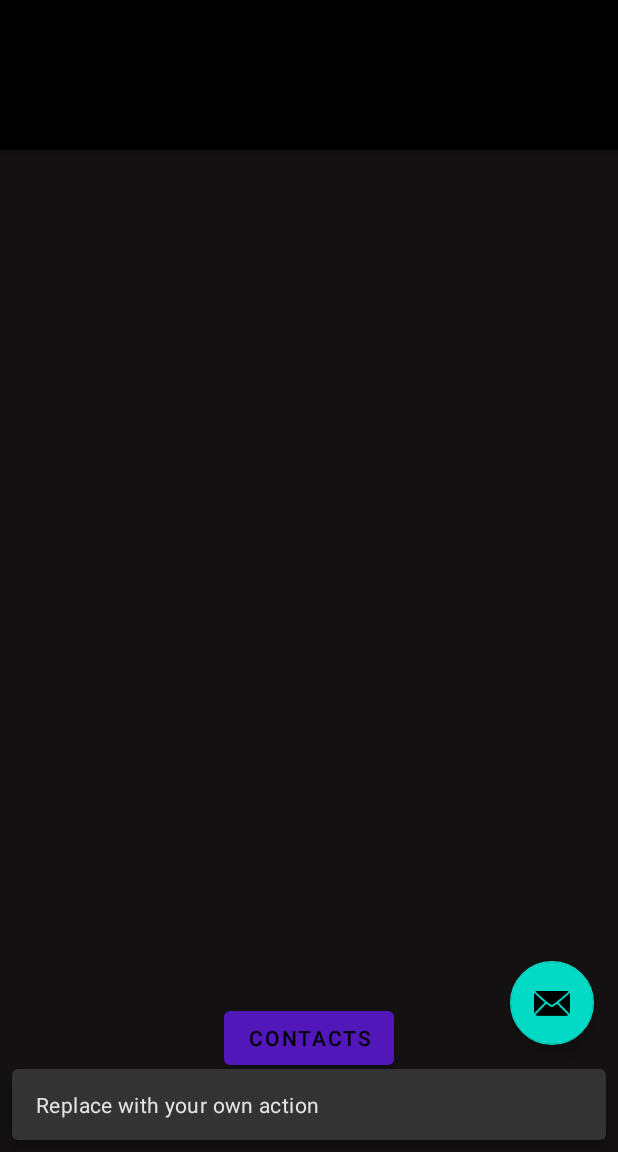
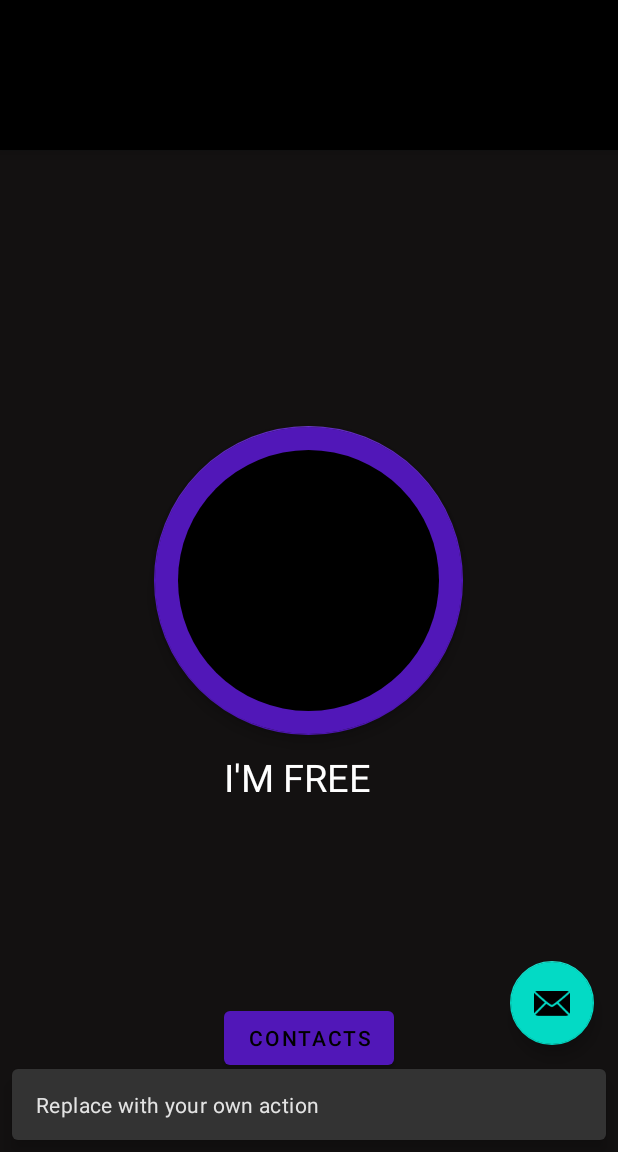
Before and after one commit to kevinwto/PassingPeriod, an Android app: the screen it shows after launch (MainActivity), after a tap on an icon or button, on a phone screen of 412 x 824 dp, the part 84-1236 px from its top. Run offline under Robolectric (Android 15) with nearby library versions, the phone set to English and light mode, and no system bars.

Commit message:
new page for bump

```diff
--- a/app/build.gradle
+++ b/app/build.gradle
@@ -35,6 +35,7 @@ dependencies {
     implementation 'androidx.constraintlayout:constraintlayout:1.1.3'
     implementation 'androidx.navigation:navigation-fragment:2.2.2'
     implementation 'androidx.navigation:navigation-ui:2.2.2'
+    implementation 'androidx.legacy:legacy-support-v4:1.0.0'
     testImplementation 'junit:junit:4.+'
     androidTestImplementation 'androidx.test.ext:junit:1.1.1'
     androidTestImplementation 'androidx.test.espresso:espresso-core:3.2.0'
--- a/app/src/main/java/com/example/passingperiod/FirstFragment.java
+++ b/app/src/main/java/com/example/passingperiod/FirstFragment.java
@@ -30,5 +30,16 @@ public class FirstFragment extends Fragment {
                         .navigate(R.id.action_FirstFragment_to_SecondFragment);
             }
         });
+
+        view.findViewById(R.id.im_free).setOnClickListener(new View.OnClickListener() {
+            @Override
+            public void onClick(View view) {
+                NavHostFragment.findNavController(FirstFragment.this)
+                        .navigate(R.id.action_FirstFragment_to_freeFragment);
+            }
+        });
     }
+
+
+
 }
--- a/app/src/main/res/layout/fragment_first.xml
+++ b/app/src/main/res/layout/fragment_first.xml
@@ -34,8 +34,8 @@
         android:textSize="40sp"
         app:layout_anchor="@+id/appbar"
         app:layout_anchorGravity="center"
-        app:layout_constraintEnd_toEndOf="parent"
-        app:layout_constraintStart_toStartOf="parent"
+        app:layout_constraintEnd_toEndOf="@+id/appbar"
+        app:layout_constraintStart_toStartOf="@+id/appbar"
         app:layout_constraintTop_toTopOf="parent" />
 
     <Button
@@ -51,6 +51,38 @@
         app:layout_constraintEnd_toEndOf="parent"
         app:layout_constraintStart_toStartOf="parent" />
 
+    <com.google.android.material.floatingactionbutton.FloatingActionButton
+        android:id="@+id/im_free"
+        android:layout_width="206dp"
+        android:layout_height="277dp"
+        android:layout_marginTop="184dp"
+        android:clickable="true"
+        android:src="@drawable/round_button"
+        app:backgroundTint="#5117b8"
+        app:backgroundTintMode="add"
+        app:layout_constraintEnd_toEndOf="parent"
+        app:layout_constraintHorizontal_bias="0.497"
+        app:layout_constraintStart_toStartOf="parent"
+        app:layout_constraintTop_toBottomOf="@+id/appbar"
+        android:contentDescription="TODO" />
+
+    <TextView
+        android:id="@+id/textView4"
+        android:layout_width="122dp"
+        android:layout_height="55dp"
+        android:layout_marginTop="268dp"
+        android:text="@string/i_m_free"
+        android:textColor="#FFFFFF"
+        android:textColorHint="#FFFFFF"
+        android:textSize="25sp"
+        app:layout_constraintBottom_toBottomOf="parent"
+        app:layout_constraintEnd_toEndOf="@+id/im_free"
+        app:layout_constraintHorizontal_bias="0.559"
+        app:layout_constraintStart_toStartOf="@+id/im_free"
+        app:layout_constraintTop_toTopOf="parent"
+        app:layout_constraintVertical_bias="0.523"
+        tools:text="I'M FREE" />
+
     "
 
 </androidx.constraintlayout.widget.ConstraintLayout>
--- a/app/src/main/res/navigation/nav_graph.xml
+++ b/app/src/main/res/navigation/nav_graph.xml
@@ -14,6 +14,9 @@
         <action
             android:id="@+id/action_FirstFragment_to_SecondFragment"
             app:destination="@id/SecondFragment" />
+        <action
+            android:id="@+id/action_FirstFragment_to_freeFragment"
+            app:destination="@id/freeFragment" />
     </fragment>
     <fragment
         android:id="@+id/SecondFragment"
@@ -25,4 +28,9 @@
             android:id="@+id/action_SecondFragment_to_FirstFragment"
             app:destination="@id/FirstFragment" />
     </fragment>
+    <fragment
+        android:id="@+id/freeFragment"
+        android:name="com.example.passingperiod.FreeFragment"
+        android:label="fragment_free"
+        tools:layout="@layout/fragment_free" />
 </navigation>
--- a/app/src/main/res/values/strings.xml
+++ b/app/src/main/res/values/strings.xml
@@ -11,4 +11,7 @@
     <string name="hello_second_fragment">Hello second fragment. Arg: %1$s</string>
     <string name="passing">Passing .</string>
     <string name="contacts">CONTACTS</string>
+    <string name="i_m_free">I\'M FREE</string>
+    <!-- TODO: Remove or change this placeholder text -->
+    <string name="hello_blank_fragment">Hello blank fragment</string>
 </resources>
```
Also changed, not shown: app/src/main/java/com/example/passingperiod/FreeFragment.java (added, +65 -0 lines), app/src/main/res/layout/fragment_free.xml (added, +14 -0 lines).
